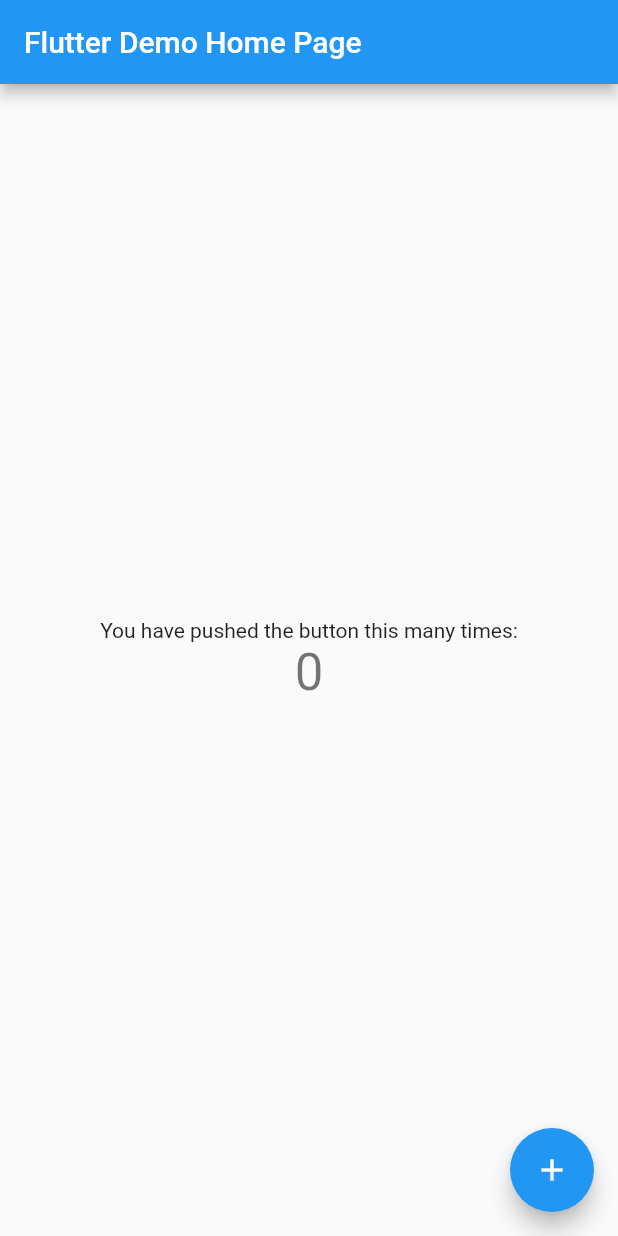
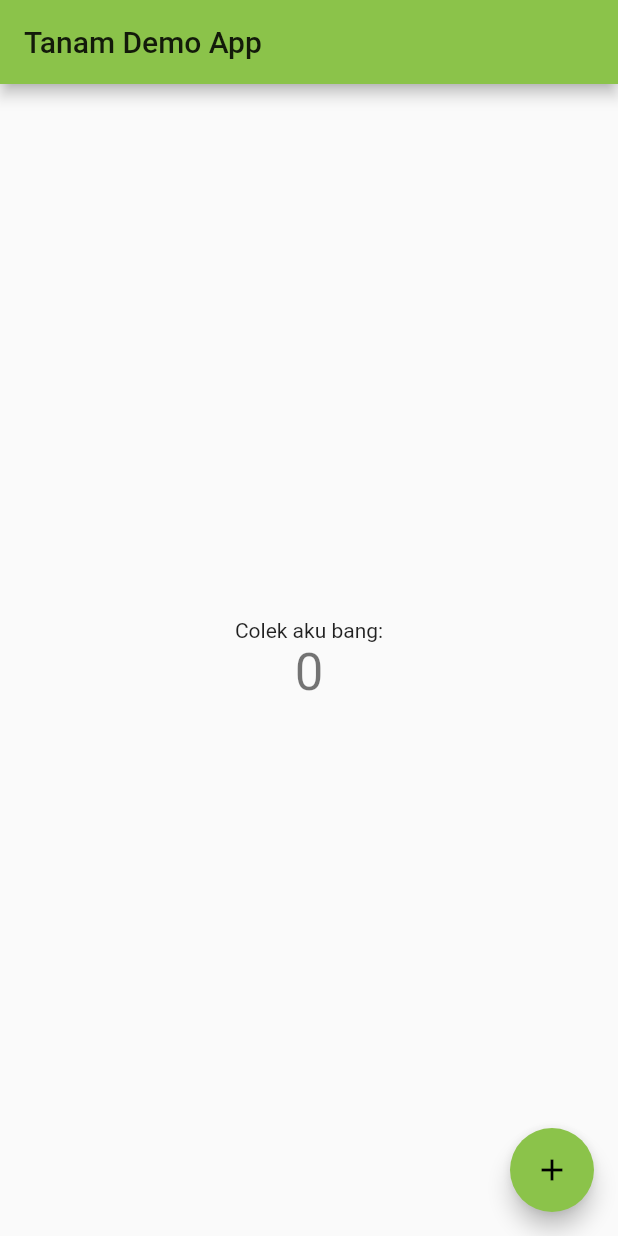
Before and after one commit to dcpangestu/tanam, a Flutter app: the screen it shows after launch, on a phone screen of 412 x 824 dp. Run offline on Flutter 3.47's test engine with Material 2 defaults, Android fonts, the phone set to English and light mode, and no system bars.

Commit message:
First editing try

```diff
--- a/lib/main.dart
+++ b/lib/main.dart
@@ -7,7 +7,7 @@ class MyApp extends StatelessWidget {
   @override
   Widget build(BuildContext context) {
     return MaterialApp(
-      title: 'Flutter Demo',
+      title: 'Tanam Demo',
       theme: ThemeData(
         // This is the theme of your application.
         //
@@ -18,9 +18,9 @@ class MyApp extends StatelessWidget {
         // or simply save your changes to "hot reload" in a Flutter IDE).
         // Notice that the counter didn't reset back to zero; the application
         // is not restarted.
-        primarySwatch: Colors.blue,
+        primarySwatch: Colors.lightGreen,
       ),
-      home: MyHomePage(title: 'Flutter Demo Home Page'),
+      home: MyHomePage(title: 'Tanam Demo App'),
     );
   }
 }
@@ -92,11 +92,11 @@ class _MyHomePageState extends State<MyHomePage> {
           mainAxisAlignment: MainAxisAlignment.center,
           children: <Widget>[
             Text(
-              'You have pushed the button this many times:',
+              'Colek aku bang:',
             ),
             Text(
               '$_counter',
-              style: Theme.of(context).textTheme.headline4,
+              style: Theme.of(context).textTheme.display1,
             ),
           ],
         ),
```
